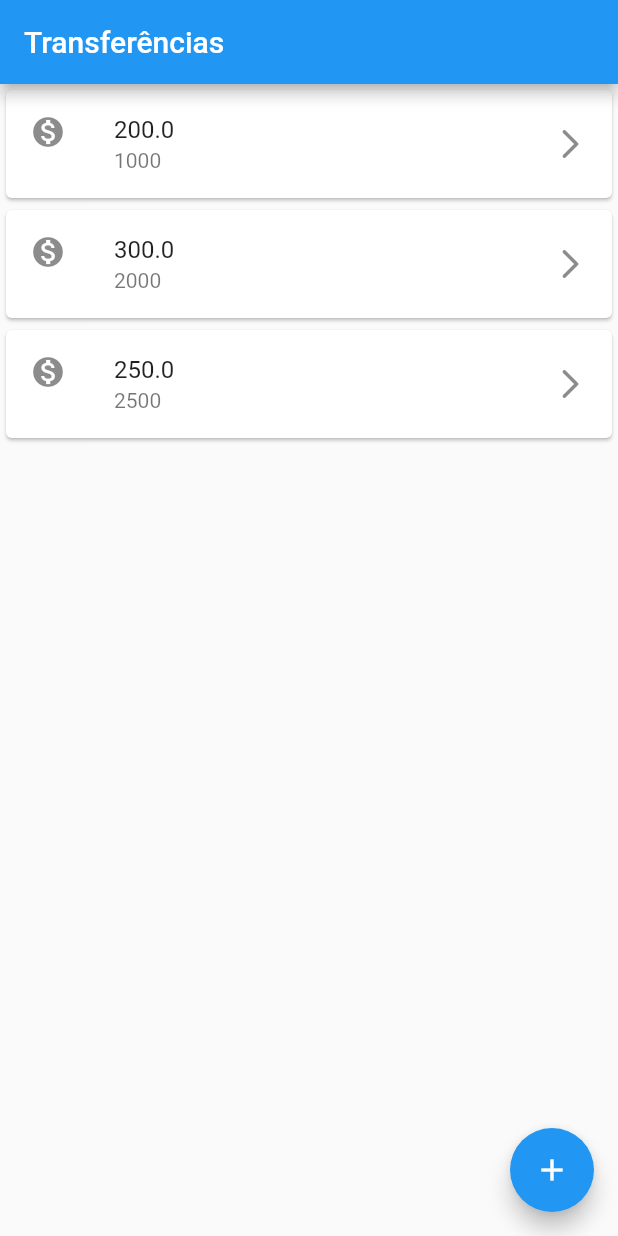
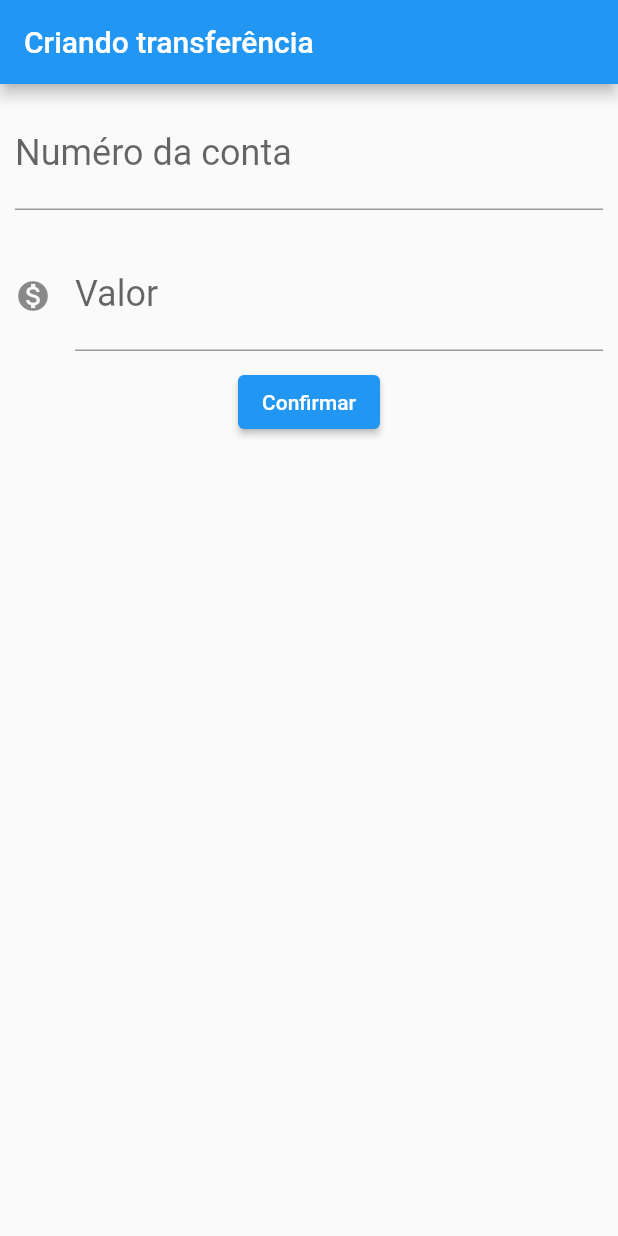
Before and after one commit to Diozefe/mobile, a Flutter app: the screen it shows after launch, on a phone screen of 412 x 824 dp. Run offline on Flutter 3.47's test engine with Material 2 defaults, Android fonts, the phone set to English and light mode, and no system bars.

Commit message:
Craido layout formulário. aplicado margens. pegando valores.

```diff
--- a/lib/main.dart
+++ b/lib/main.dart
@@ -1,27 +1,90 @@
 import 'package:flutter/material.dart';
 
-void main() => runApp(MaterialApp(
+void main() => runApp(MobClinic());
+
+class MobClinic extends StatelessWidget {
+  @override
+  Widget build(BuildContext context) {
+    return MaterialApp(
       home: Scaffold(
-        body: ListaTransferencias(),
-        appBar: AppBar(
-          title: Text('Transferências'),
-        ),
-        floatingActionButton: FloatingActionButton(
-          onPressed: () {},
-          child: Icon(Icons.add),
-        ),
+        body: FormularioTransferencia(),
       ),
-    ));
+    );
+  }
+}
+
+class FormularioTransferencia extends StatelessWidget {
+  final TextEditingController _controladorCampoNumeroConta =
+      TextEditingController();
+  final TextEditingController _controladorCampoValor = TextEditingController();
+  @override
+  Widget build(BuildContext context) {
+    return Scaffold(
+      appBar: AppBar(
+        title: Text('Criando transferência'),
+      ),
+      body: Column(
+        children: [
+          Padding(
+            padding: const EdgeInsets.all(10.0),
+            child: TextField(
+              controller: _controladorCampoNumeroConta,
+              style: TextStyle(fontSize: 24.0),
+              decoration: InputDecoration(
+                labelText: 'Numéro da conta',
+                hintText: '0000',
+              ),
+              keyboardType: TextInputType.number,
+            ),
+          ),
+          Padding(
+            padding: const EdgeInsets.all(10.0),
+            child: TextField(
+              controller: _controladorCampoValor,
+              style: TextStyle(fontSize: 24.0),
+              decoration: InputDecoration(
+                icon: Icon(Icons.monetization_on),
+                labelText: 'Valor',
+                hintText: '000.0',
+              ),
+              keyboardType: TextInputType.number,
+            ),
+          ),
+          ElevatedButton(
+            child: Text('Confirmar'),
+            onPressed: () {
+              final int nConta =
+                  int.tryParse(_controladorCampoNumeroConta.text);
+              final double nValor =
+                  double.tryParse(_controladorCampoValor.text);
+              if (nConta != null && nValor != null) {
+                final transferenciaCriada = Transferencia(nValor, nConta);
+                debugPrint('$transferenciaCriada');
+              }
+            },
+          )
+        ],
+      ),
+    );
+  }
+}
 
 class ListaTransferencias extends StatelessWidget {
   @override
   Widget build(BuildContext context) {
-    return Column(
-      children: [
-        ItemTransferencia(Transferencia(200.00, 1000)),
-        ItemTransferencia(Transferencia(300.00, 2000)),
-        ItemTransferencia(Transferencia(250.00, 2500)),
-      ],
+    return Scaffold(
+      appBar: AppBar(
+        title: Text('Transferências'),
+      ),
+      body: Column(
+        children: [
+          ItemTransferencia(Transferencia(200.00, 1000)),
+        ],
+      ),
+      floatingActionButton: FloatingActionButton(
+        onPressed: () {},
+        child: Icon(Icons.add),
+      ),
     );
   }
 }
@@ -47,4 +110,8 @@ class Transferencia {
   final int nomeroConta;
 
   Transferencia(this.valor, this.nomeroConta);
+
+  String toString() {
+    return 'Transferencia{valor: $valor, numeroConta: $nomeroConta';
+  }
 }
```
